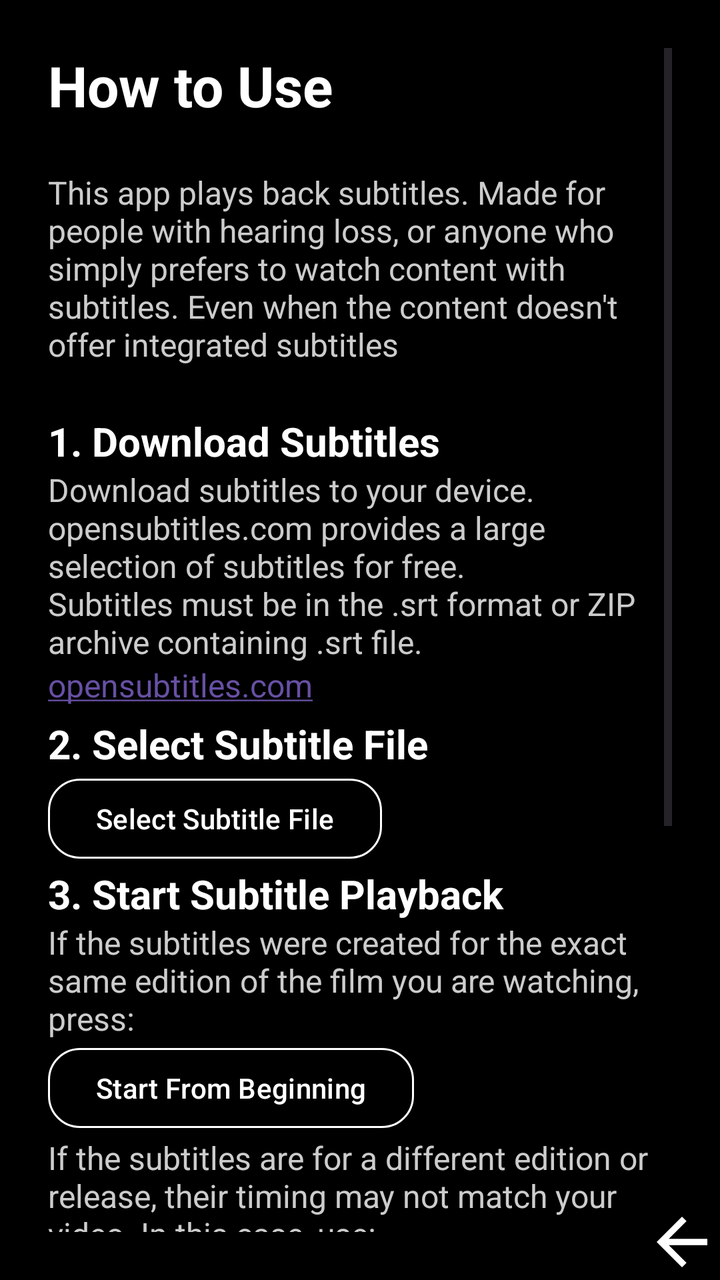
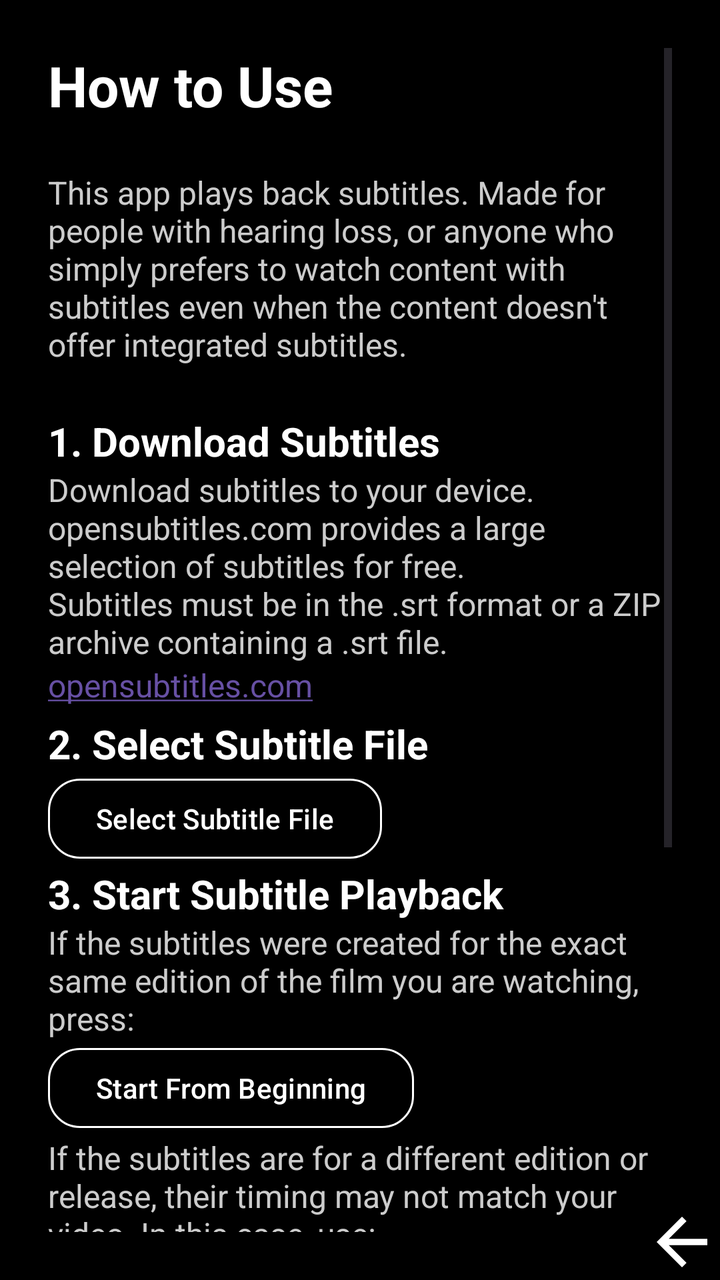

Two renders of the same Android screen: before a commit and after it. Below are the layout's source before the change and the commit's diff.
<!-- AndroidManifest.xml: application theme Theme.SubtitleViewer -->
<!-- res/layout/how_to_use_screen.xml -->
<?xml version="1.0" encoding="utf-8"?>
<androidx.constraintlayout.widget.ConstraintLayout
    android:id="@+id/main"
    xmlns:android="http://schemas.android.com/apk/res/android"
    xmlns:app="http://schemas.android.com/apk/res-auto"
    xmlns:tools="http://schemas.android.com/tools"
    android:layout_width="match_parent"
    android:layout_height="match_parent"
    android:background="#000000">

    <ScrollView
        android:layout_width="0dp"
        android:layout_height="0dp"
        android:padding="24dp"
        app:layout_constraintTop_toTopOf="parent"
        app:layout_constraintBottom_toBottomOf="parent"
        app:layout_constraintStart_toStartOf="parent"
        app:layout_constraintEnd_toEndOf="parent">

        <LinearLayout
            android:layout_width="match_parent"
            android:layout_height="wrap_content"
            android:orientation="vertical">

            <TextView
                android:layout_width="match_parent"
                android:layout_height="wrap_content"
                android:text="How to Use"
                android:textColor="#FFFFFF"
                android:textSize="28sp"
                android:textStyle="bold"
                android:paddingBottom="24dp" />
            <TextView
                android:layout_width="match_parent"
                android:layout_height="wrap_content"
                android:paddingBottom="24dp"
                android:text="This app plays back subtitles. Made for people with hearing loss, or anyone who simply prefers to watch content with subtitles. Even when the content doesn't offer integrated subtitles"
                android:textColor="#CCCCCC"
                android:textSize="16sp" />

            <TextView
                android:layout_width="match_parent"
                android:layout_height="wrap_content"
                android:text="1. Download Subtitles"
                android:textColor="#FFFFFF"
                android:textSize="20sp"
                android:textStyle="bold" />

            <TextView
                android:layout_width="match_parent"
                android:layout_height="wrap_content"
                android:text="Download subtitles to your device. opensubtitles.com provides a large selection of subtitles for free.\nSubtitles must be in the .srt format or ZIP archive containing .srt file."
                android:textColor="#CCCCCC"
                android:textSize="16sp" />
            <TextView
                android:id="@+id/openSubtitlesLink"
                android:layout_width="wrap_content"
                android:layout_height="wrap_content"
                android:paddingBottom="5dp"
                android:text="opensubtitles.com"
                android:textColor="#FFFFFF"
                android:textSize="16sp"
                android:textStyle="normal"
                android:autoLink="web" />

            <TextView
                android:layout_width="match_parent"
                android:layout_height="wrap_content"
                android:text="2. Select Subtitle File"
                android:textColor="#FFFFFF"
                android:textSize="20sp"
                android:textStyle="bold" />

            <Button
                android:layout_width="wrap_content"
                android:layout_height="wrap_content"
                android:text="Select Subtitle File"
                android:clickable="false"
                android:focusable="false"

                app:backgroundTint="#000000"
                app:cornerRadius="16dp"
                app:strokeColor="#FFFFFF"
                app:strokeWidth="1dp" />

            <TextView
                android:layout_width="match_parent"
                android:layout_height="wrap_content"
                android:text="3. Start Subtitle Playback"
                android:textColor="#FFFFFF"
                android:textSize="20sp"
                android:textStyle="bold" />

            <TextView
                android:layout_width="match_parent"
                android:layout_height="wrap_content"
                android:text="If the subtitles were created for the exact same edition of the film you are watching, press:"
                android:textColor="#CCCCCC"
                android:textSize="16sp" />

            <Button
                android:layout_width="wrap_content"
                android:layout_height="wrap_content"
                android:text="Start From Beginning"
                android:clickable="false"
                android:focusable="false"

                app:backgroundTint="#000000"
                app:cornerRadius="16dp"
                app:strokeColor="#FFFFFF"
                app:strokeWidth="1dp" />

            <TextView
                android:layout_width="match_parent"
                android:layout_height="wrap_content"
                android:text="If the subtitles are for a different edition or release, their timing may not match your video. In this case, use:"
                android:textColor="#CCCCCC"
                android:textSize="16sp" />
            <Button
                android:layout_width="wrap_content"
                android:layout_height="wrap_content"
                android:text="Start From First Line"
                android:clickable="false"
                android:focusable="false"

                app:backgroundTint="#000000"
                app:cornerRadius="16dp"
                app:strokeColor="#FFFFFF"
                app:strokeWidth="1dp" />
            <TextView
                android:layout_width="match_parent"
                android:layout_height="wrap_content"
                android:text="
when the first spoken line of the video appears."
                android:textColor="#CCCCCC"
                android:textSize="16sp" />
            <TextView
                android:layout_width="match_parent"
                android:layout_height="wrap_content"
                android:text="4. Adjust timing offset"
                android:textColor="#FFFFFF"
                android:textSize="20sp"
                android:textStyle="bold" />

            <TextView
                android:layout_width="match_parent"
                android:layout_height="wrap_content"
                android:paddingBottom="24dp"
                android:text="In Subtitle display screen tap to bring up media controls."
                android:textColor="#CCCCCC"
                android:textSize="16sp" />
            <LinearLayout
                android:layout_width="match_parent"
                android:layout_height="wrap_content"
                android:gravity="center_vertical"
                android:orientation="horizontal">
                <ImageButton
                    android:id="@+id/btnBackBig"
                    android:layout_width="48dp"
                    android:layout_height="48dp"
                    android:src="@drawable/ic_btn_backward_big"
                    android:background="?attr/selectableItemBackgroundBorderless"
                    android:contentDescription="backward big"/>
                <TextView
                    android:layout_width="wrap_content"
                    android:layout_height="wrap_content"
                    android:text=" and "
                    android:textColor="#FFFFFF"
                    android:textSize="16sp" />
                <ImageButton
                    android:id="@+id/btnForwardBig"
                    android:layout_width="48dp"
                    android:layout_height="48dp"
                    android:src="@drawable/ic_btn_forward_big"
                    android:background="?attr/selectableItemBackgroundBorderless"
                    android:contentDescription="forward big"/>
                <TextView
                    android:layout_width="wrap_content"
                    android:layout_height="wrap_content"
                    android:text="  Adjust timing +/- 5 Seconds"
                    android:textColor="#FFFFFF"
                    android:textSize="16sp" />
            </LinearLayout>
            <LinearLayout
                android:layout_width="match_parent"
                android:layout_height="wrap_content"
                android:gravity="center_vertical"
                android:orientation="horizontal">
                <ImageButton
                    android:id="@+id/btnBackSmall"
                    android:layout_width="48dp"
                    android:layout_height="48dp"
                    android:src="@drawable/ic_btn_backward_small"
                    android:background="?attr/selectableItemBackgroundBorderless"
                    android:contentDescription="backward big"/>
                <TextView
                    android:layout_width="wrap_content"
                    android:layout_height="wrap_content"
                    android:text=" and "
                    android:textColor="#FFFFFF"
                    android:textSize="16sp" />
                <ImageButton
                    android:id="@+id/btnForwardSmall"
                    android:layout_width="48dp"
                    android:layout_height="48dp"
                    android:src="@drawable/ic_btn_forward_small"
                    android:background="?attr/selectableItemBackgroundBorderless"
                    android:contentDescription="forward big"/>
                <TextView
                    android:layout_width="wrap_content"
                    android:layout_height="wrap_content"
                    android:text="  Adjust timing +/- 0.5 Seconds"
                    android:textColor="#FFFFFF"
                    android:textSize="16sp" />
                </LinearLayout>
                <LinearLayout
                    android:layout_width="match_parent"
                    android:layout_height="wrap_content"
                    android:gravity="center_vertical"
                    android:orientation="horizontal">
                    <ImageButton
                        android:id="@+id/btnRotate_screen"
                        android:layout_width="48dp"
                        android:layout_height="48dp"
                        android:src="@drawable/rotate_screen"
                        android:background="?attr/selectableItemBackgroundBorderless"
                        android:contentDescription="backward big"/>
                    <TextView
                        android:layout_width="wrap_content"
                        android:layout_height="wrap_content"
                        android:text="  Rotate Screen"
                        android:textColor="#FFFFFF"
                        android:textSize="16sp" />
                    </LinearLayout>

                <TextView
                    android:layout_width="match_parent"
                    android:layout_height="wrap_content"
                    android:text="Hello There"
                    android:textColor="#CCCCCC"
                    android:textSize="16sp" />

        </LinearLayout>

        </ScrollView>

    <ImageButton
        android:id="@+id/imageButton"
        android:layout_width="wrap_content"
        android:layout_height="wrap_content"
        android:background="#000000"
        android:onClick="ReturnToMainActivity"
        app:layout_constraintBottom_toBottomOf="parent"
        app:layout_constraintEnd_toEndOf="parent"
        app:srcCompat="@drawable/go_back" />

    </androidx.constraintlayout.widget.ConstraintLayout>
<!-- resources referenced by this layout -->
<resources>
  <!-- drawable go_back (drawable) -->
  <vector xmlns:android="http://schemas.android.com/apk/res/android" android:autoMirrored="true" android:height="38dp" android:tint="#FFFFFF" android:viewportHeight="960" android:viewportWidth="960" android:width="38dp">
        
      <path android:fillColor="@android:color/white" android:pathData="M313,520L537,744L480,800L160,480L480,160L537,216L313,440L800,440L800,520L313,520Z"/>
      
  </vector>
  <!-- drawable ic_btn_backward_big (drawable) -->
  <vector xmlns:android="http://schemas.android.com/apk/res/android" android:height="50dp" android:tint="#FFFFFF" android:viewportHeight="24" android:viewportWidth="24" android:width="50dp">
        
      <path android:fillColor="@android:color/white" android:pathData="M11,18L11,6l-8.5,6 8.5,6zM11.5,12l8.5,6L20,6l-8.5,6z"/>
      
  </vector>
  <!-- drawable ic_btn_backward_small (drawable) -->
  <vector xmlns:android="http://schemas.android.com/apk/res/android" android:autoMirrored="true" android:height="50dp" android:tint="#FFFFFF" android:viewportHeight="960" android:viewportWidth="960" android:width="50dp">
        
      <path android:fillColor="@android:color/white" android:pathData="M560,680L360,480L560,280L560,680Z"/>
      
  </vector>
  <!-- drawable ic_btn_forward_big (drawable) -->
  <vector xmlns:android="http://schemas.android.com/apk/res/android" android:height="50dp" android:tint="#FFFFFF" android:viewportHeight="24" android:viewportWidth="24" android:width="50dp">
        
      <path android:fillColor="@android:color/white" android:pathData="M4,18l8.5,-6L4,6v12zM13,6v12l8.5,-6L13,6z"/>
      
  </vector>
  <!-- drawable ic_btn_forward_small (drawable) -->
  <vector xmlns:android="http://schemas.android.com/apk/res/android" android:autoMirrored="true" android:height="50dp" android:tint="#FFFFFF" android:viewportHeight="960" android:viewportWidth="960" android:width="50dp">
        
      <path android:fillColor="@android:color/white" android:pathData="M400,680L400,280L600,480L400,680Z"/>
      
  </vector>
  <!-- drawable rotate_screen (drawable) -->
  <vector xmlns:android="http://schemas.android.com/apk/res/android" android:height="30dp" android:tint="#FFFFFF" android:viewportHeight="24" android:viewportWidth="24" android:width="30dp">
        
      <path android:fillColor="@android:color/white" android:pathData="M18.53,9.29C19.16,9.92 18.71,11 17.82,11c-0.27,0 -0.52,-0.11 -0.71,-0.29L10.4,4L5.41,9H7c0.55,0 1,0.45 1,1s-0.45,1 -1,1H3c-0.55,0 -1,-0.45 -1,-1V6c0,-0.55 0.45,-1 1,-1s1,0.45 1,1v1.59l5,-5c0.78,-0.78 2.05,-0.78 2.83,0L18.53,9.29z"/>
        
      <path android:fillColor="@android:color/white" android:pathData="M5.47,14.71C4.84,14.08 5.29,13 6.18,13c0.27,0 0.52,0.11 0.71,0.29L13.6,20l4.99,-5H17c-0.55,0 -1,-0.45 -1,-1s0.45,-1 1,-1h4c0.55,0 1,0.45 1,1v4c0,0.55 -0.45,1 -1,1s-1,-0.45 -1,-1v-1.59l-5,5c-0.78,0.78 -2.05,0.78 -2.83,0L5.47,14.71z"/>
      
  </vector>
  <style name="Theme.SubtitleViewer" parent="Base.Theme.SubtitleViewer" />
  <style name="Base.Theme.SubtitleViewer" parent="Theme.Material3.DayNight.NoActionBar">
          
          
      </style>
</resources>

<!-- the commit's change to res/layout/how_to_use_screen.xml (unified diff, before → after) -->
@@ -3,7 +3,7 @@
     android:id="@+id/main"
     xmlns:android="http://schemas.android.com/apk/res/android"
     xmlns:app="http://schemas.android.com/apk/res-auto"
-    xmlns:tools="http://schemas.android.com/tools"
+
     android:layout_width="match_parent"
     android:layout_height="match_parent"
     android:background="#000000">
@@ -34,7 +34,7 @@
                 android:layout_width="match_parent"
                 android:layout_height="wrap_content"
                 android:paddingBottom="24dp"
-                android:text="This app plays back subtitles. Made for people with hearing loss, or anyone who simply prefers to watch content with subtitles. Even when the content doesn't offer integrated subtitles"
+                android:text="This app plays back subtitles. Made for people with hearing loss, or anyone who simply prefers to watch content with subtitles even when the content doesn't offer integrated subtitles."
                 android:textColor="#CCCCCC"
                 android:textSize="16sp" />
 
@@ -49,7 +49,7 @@
             <TextView
                 android:layout_width="match_parent"
                 android:layout_height="wrap_content"
-                android:text="Download subtitles to your device. opensubtitles.com provides a large selection of subtitles for free.\nSubtitles must be in the .srt format or ZIP archive containing .srt file."
+                android:text="Download subtitles to your device. opensubtitles.com provides a large selection of subtitles for free.\nSubtitles must be in the .srt format or a ZIP archive containing a .srt file."
                 android:textColor="#CCCCCC"
                 android:textSize="16sp" />
             <TextView
@@ -130,23 +130,23 @@
             <TextView
                 android:layout_width="match_parent"
                 android:layout_height="wrap_content"
-                android:text="
-when the first spoken line of the video appears."
+                android:text="when the first spoken line of the video appears."
                 android:textColor="#CCCCCC"
                 android:textSize="16sp" />
             <TextView
                 android:layout_width="match_parent"
                 android:layout_height="wrap_content"
                 android:text="4. Adjust timing offset"
-                android:textColor="#FFFFFF"
-                android:textSize="20sp"
-                android:textStyle="bold" />
-
-            <TextView
-                android:layout_width="match_parent"
-                android:layout_height="wrap_content"
-                android:paddingBottom="24dp"
-                android:text="In Subtitle display screen tap to bring up media controls."
+                android:paddingTop="10dp"
+                android:textColor="#FFFFFF"
+                android:textSize="20sp"
+                android:textStyle="bold" />
+
+            <TextView
+                android:layout_width="match_parent"
+                android:layout_height="wrap_content"
+                android:paddingBottom="10dp"
+                android:text="On the Subtitle Display screen, tap anywhere to bring up the media controls"
                 android:textColor="#CCCCCC"
                 android:textSize="16sp" />
             <LinearLayout
@@ -177,7 +177,7 @@ when the first spoken line of the video appears."
                 <TextView
                     android:layout_width="wrap_content"
                     android:layout_height="wrap_content"
-                    android:text="  Adjust timing +/- 5 Seconds"
+                    android:text="  Adjust timing ± 5 Seconds"
                     android:textColor="#FFFFFF"
                     android:textSize="16sp" />
             </LinearLayout>
@@ -192,7 +192,7 @@ when the first spoken line of the video appears."
                     android:layout_height="48dp"
                     android:src="@drawable/ic_btn_backward_small"
                     android:background="?attr/selectableItemBackgroundBorderless"
-                    android:contentDescription="backward big"/>
+                    android:contentDescription="backward small"/>
                 <TextView
                     android:layout_width="wrap_content"
                     android:layout_height="wrap_content"
@@ -205,11 +205,11 @@ when the first spoken line of the video appears."
                     android:layout_height="48dp"
                     android:src="@drawable/ic_btn_forward_small"
                     android:background="?attr/selectableItemBackgroundBorderless"
-                    android:contentDescription="forward big"/>
-                <TextView
-                    android:layout_width="wrap_content"
-                    android:layout_height="wrap_content"
-                    android:text="  Adjust timing +/- 0.5 Seconds"
+                    android:contentDescription="forward small"/>
+                <TextView
+                    android:layout_width="wrap_content"
+                    android:layout_height="wrap_content"
+                    android:text="  Adjust timing ± 0.5 Seconds"
                     android:textColor="#FFFFFF"
                     android:textSize="16sp" />
                 </LinearLayout>
@@ -224,7 +224,7 @@ when the first spoken line of the video appears."
                         android:layout_height="48dp"
                         android:src="@drawable/rotate_screen"
                         android:background="?attr/selectableItemBackgroundBorderless"
-                        android:contentDescription="backward big"/>
+                        android:contentDescription="rotate screen"/>
                     <TextView
                         android:layout_width="wrap_content"
                         android:layout_height="wrap_content"
@@ -232,13 +232,6 @@ when the first spoken line of the video appears."
                         android:textColor="#FFFFFF"
                         android:textSize="16sp" />
                     </LinearLayout>
-
-                <TextView
-                    android:layout_width="match_parent"
-                    android:layout_height="wrap_content"
-                    android:text="Hello There"
-                    android:textColor="#CCCCCC"
-                    android:textSize="16sp" />
 
         </LinearLayout>
 
